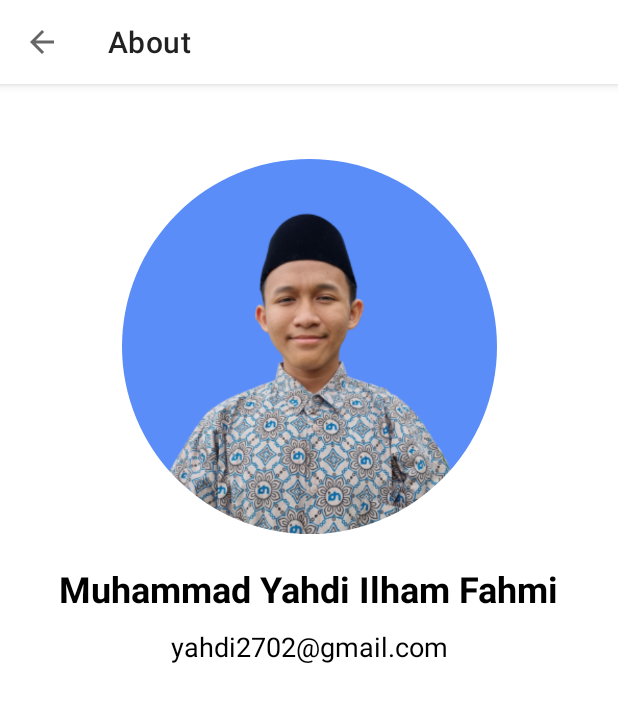
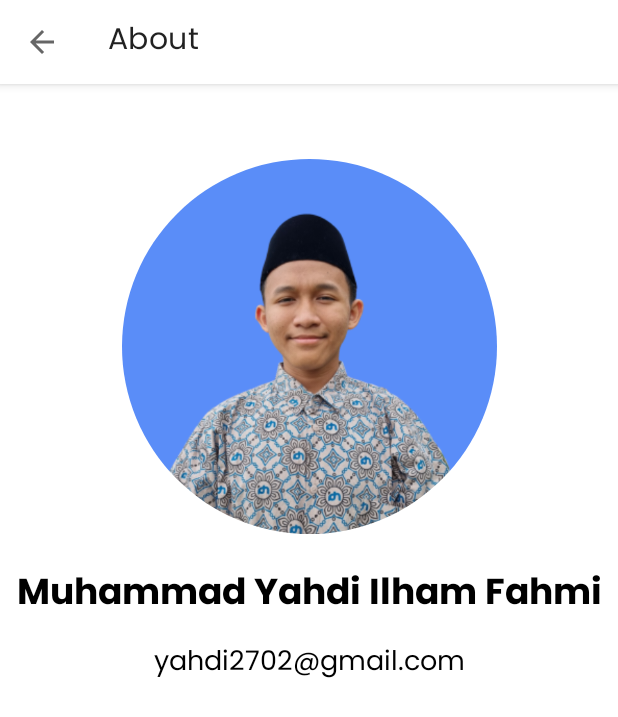
Before and after one commit to yahdee2702/KisahNabiApp, an Android app: the screen it shows after launch (AboutActivity), after a tap on "About", on a phone screen of 412 x 824 dp. Shown: the top 717 px of the screen. Run offline under Robolectric (Android 15) with nearby library versions, the phone set to English and light mode, and no system bars; libraries missing offline, so code that uses them is left out: androidx.viewbinding; pictures from the network do not load; 4 statements that could not run were skipped.

```diff
--- a/app/src/main/java/com/yahdi/kisahnabiapp/ui/activity/DetailActivity.kt
+++ b/app/src/main/java/com/yahdi/kisahnabiapp/ui/activity/DetailActivity.kt
@@ -2,6 +2,8 @@ package com.yahdi.kisahnabiapp.ui.activity
 
 import androidx.appcompat.app.AppCompatActivity
 import android.os.Bundle
+import android.view.View
+import android.view.WindowManager
 import com.bumptech.glide.Glide
 import com.bumptech.glide.Priority
 import com.bumptech.glide.load.engine.DiskCacheStrategy
--- /dev/null
+++ b/app/src/main/res/font/poppins.xml
@@ -0,0 +1,34 @@
+<?xml version="1.0" encoding="utf-8"?>
+<font-family xmlns:tools="http://schemas.android.com/tools"
+    xmlns:android="http://schemas.android.com/apk/res/android">
+    <font
+        android:fontStyle="normal"
+        android:fontWeight="400"
+        android:font="@font/poppins_regular"
+        tools:targetApi="o" />
+
+    <font
+        android:fontStyle="normal"
+        android:fontWeight="500"
+        android:font="@font/poppins_medium"
+        tools:targetApi="o" />
+
+    <font
+        android:fontStyle="normal"
+        android:fontWeight="600"
+        android:font="@font/poppins_semibold"
+        tools:targetApi="o" />
+
+    <font
+        android:fontStyle="normal"
+        android:fontWeight="700"
+        android:font="@font/poppins_bold"
+        tools:targetApi="o" />
+
+    <font
+        android:fontStyle="normal"
+        android:fontWeight="800"
+        android:font="@font/poppins_extrabold"
+        tools:targetApi="o" />
+
+</font-family>
--- a/app/src/main/res/layout/activity_detail.xml
+++ b/app/src/main/res/layout/activity_detail.xml
@@ -83,6 +83,7 @@
                 android:layout_width="match_parent"
                 android:layout_height="wrap_content"
                 android:layout_marginTop="10dp"
+                android:paddingBottom="40dp"
                 android:textSize="14sp"/>
 
         </androidx.appcompat.widget.LinearLayoutCompat>
--- a/app/src/main/res/values/themes.xml
+++ b/app/src/main/res/values/themes.xml
@@ -16,6 +16,7 @@
         <item name="android:windowLightNavigationBar" tools:targetApi="o_mr1">true</item>
         <!-- Customize your theme here. -->
         <item name="android:textColor">@color/black</item>
+        <item name="android:fontFamily">@font/poppins</item>
     </style>
 
     <style name="TitleStyle">
```
Also changed, not shown: app/src/main/res/font/poppins_bold.ttf (added), app/src/main/res/font/poppins_extrabold.ttf (added), app/src/main/res/font/poppins_medium.ttf (added), app/src/main/res/font/poppins_regular.ttf (added), app/src/main/res/font/poppins_semibold.ttf (added).
